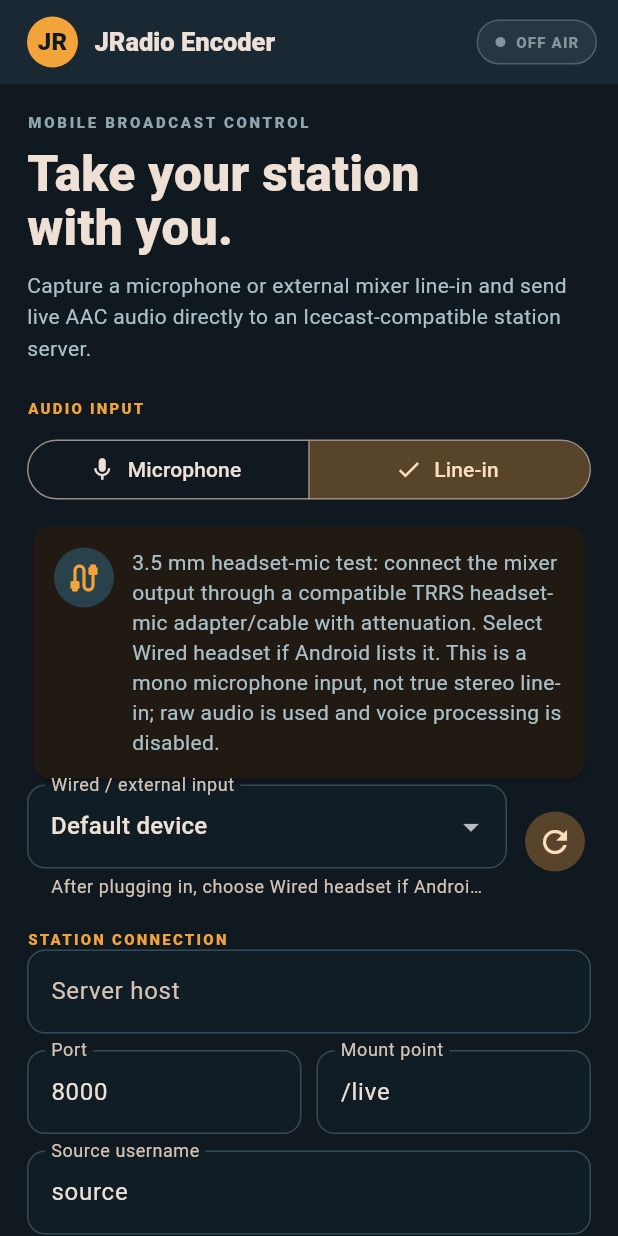
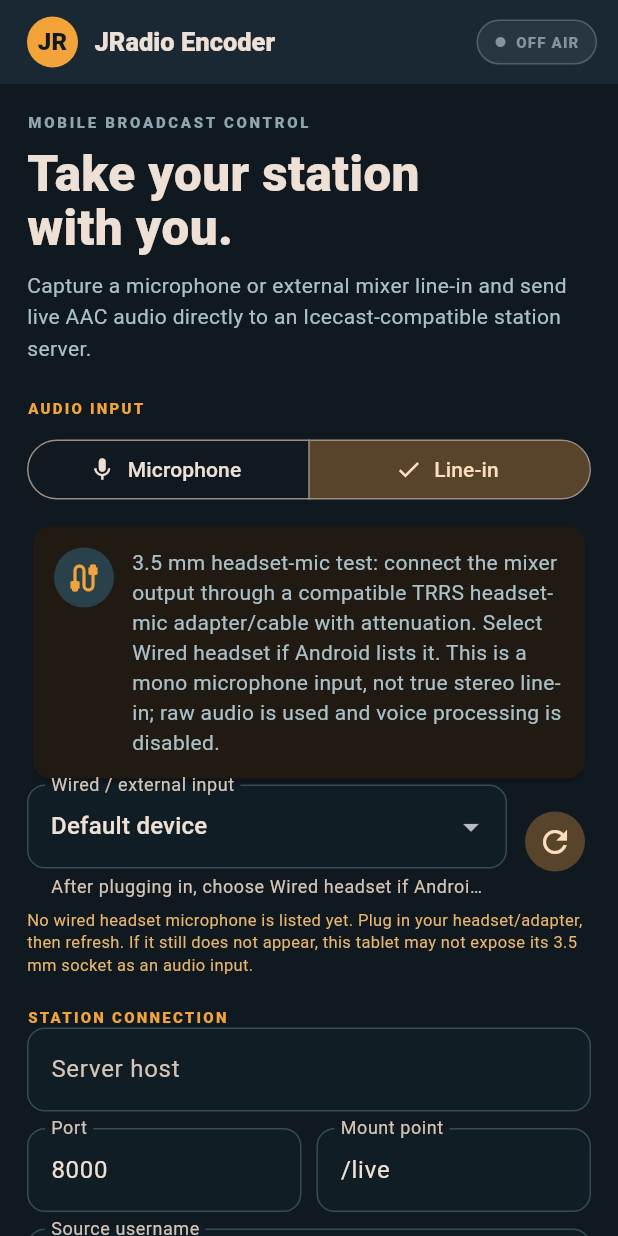
Before and after one commit to jradiosouthafrica-sa/jr-universal-broadcast-encoder, a Flutter app: the screen it shows after launch, after a tap on "Line-in", on a phone screen of 412 x 824 dp. Run offline on Flutter 3.47's test engine with Material 3 defaults, Android fonts, the phone set to English and light mode, and no system bars; missing offline and left inert: flutter_foreground_task, record; statements that could not run were skipped.

Commit message:
Show wired headset microphone detection guidance

```diff
--- a/mobile/flutter/lib/main.dart
+++ b/mobile/flutter/lib/main.dart
@@ -75,6 +75,10 @@ class _StudioHomeState extends State<StudioHome> {
 
   bool get _onAir => _status == 'live';
   bool get _working => _status == 'connecting' || _status == 'reconnecting';
+  bool get _hasWiredHeadsetInput => _inputDevices.any(
+        (device) => RegExp(r'(wired|headset|headphone)', caseSensitive: false)
+            .hasMatch(device.label),
+      );
 
   @override
   void initState() {
@@ -342,6 +346,21 @@ class _StudioHomeState extends State<StudioHome> {
                 ),
               ],
             ),
+            if (_inputMode == MobileInputMode.lineIn) ...[
+              const SizedBox(height: 7),
+              Text(
+                _hasWiredHeadsetInput
+                    ? 'Wired headset microphone input detected. Select it above.'
+                    : 'No wired headset microphone is listed yet. Plug in your headset/adapter, then refresh. If it still does not appear, this tablet may not expose its 3.5 mm socket as an audio input.',
+                style: TextStyle(
+                  color: _hasWiredHeadsetInput
+                      ? const Color(0xFF35D39A)
+                      : const Color(0xFFE7B66C),
+                  fontSize: 11,
+                  height: 1.4,
+                ),
+              ),
+            ],
             const SizedBox(height: 20),
             _sectionTitle('STATION CONNECTION'),
             Form(
```
